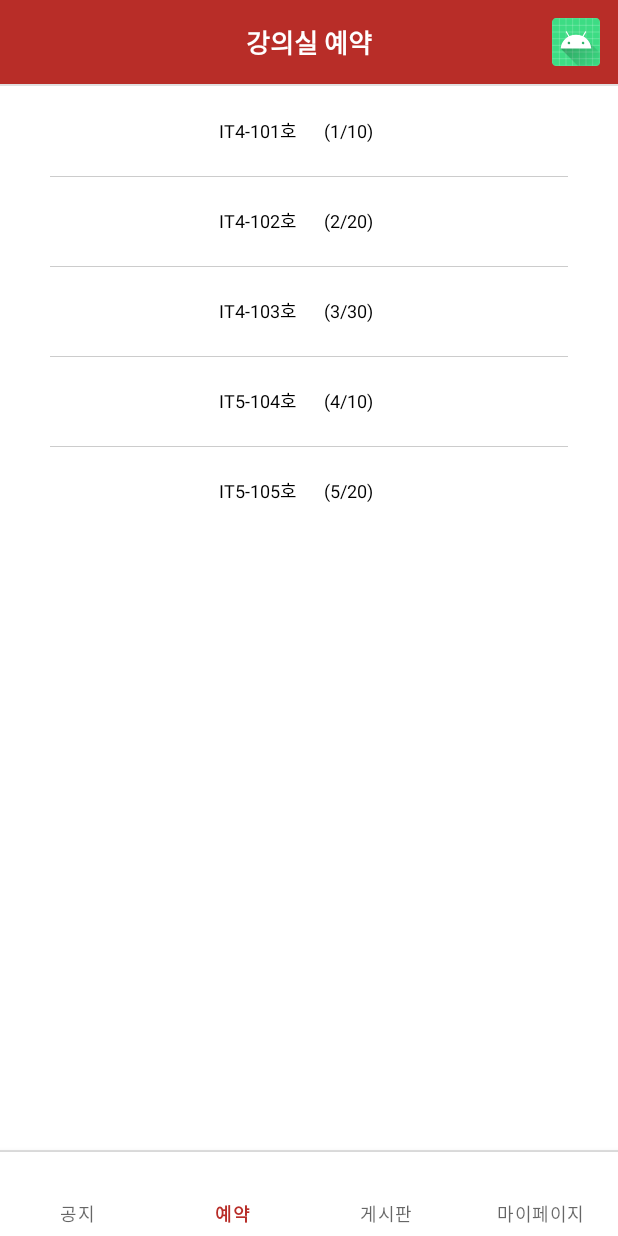
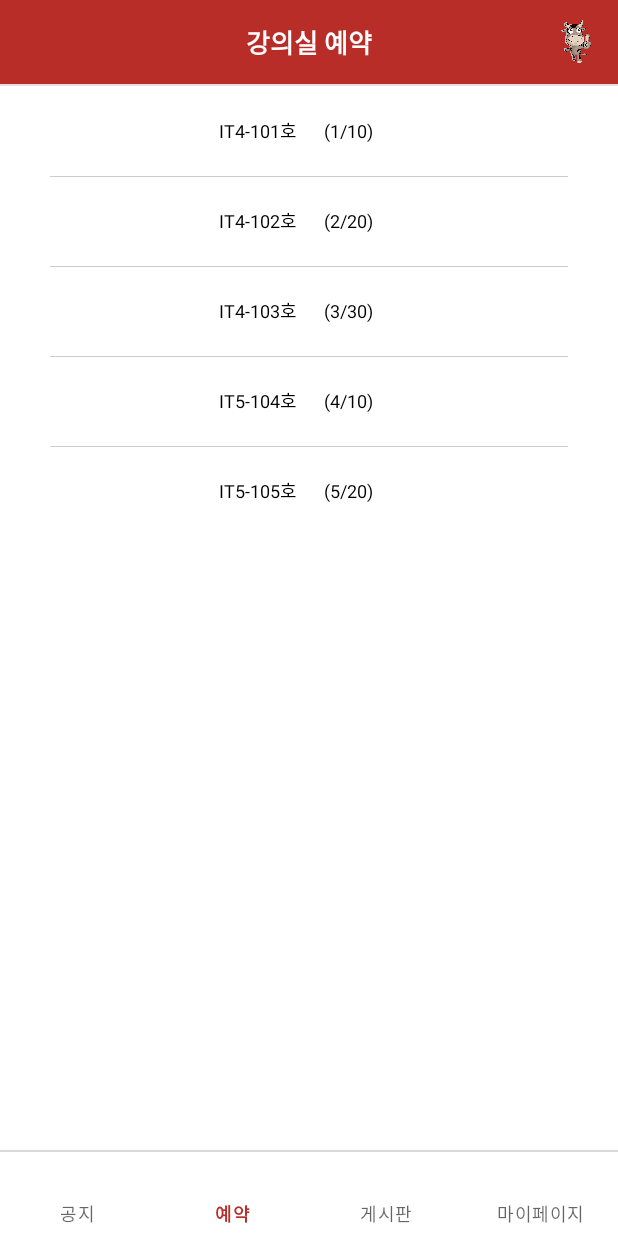
Before and after one commit to KNU-CSE-APP/Android, an Android app: the MainActivity screen opened directly, with no data from a screen before it, on a phone screen of 412 x 824 dp. Run offline under Robolectric (Android 15) with nearby library versions, the phone set to English and light mode, and no system bars.

Commit message:
[#4] add icon file

```diff
--- a/app/src/main/res/menu/toolbar_menu_item.xml
+++ b/app/src/main/res/menu/toolbar_menu_item.xml
@@ -4,7 +4,7 @@
     <item
         android:id="@+id/character"
         android:title="호반우"
-        android:icon="@mipmap/ic_launcher_round"
+        android:icon="@drawable/hobanwoo"
         app:showAsAction="ifRoom"/>
 
 </menu>
```
Also changed, not shown: app/src/main/res/drawable-xxhdpi/hobanwoo.png (added).
